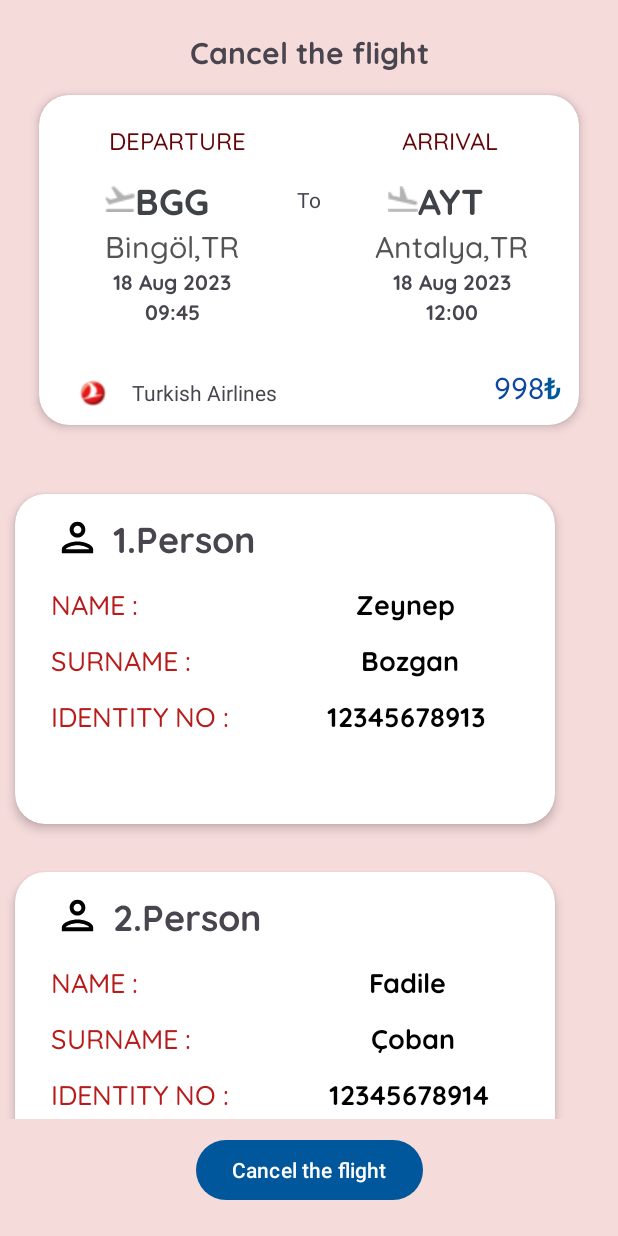
After one commit to SerhanBaymaz/Flight-Club, an Android app: the CancelFlightActivity screen opened directly, with no data from a screen before it, on a phone screen of 412 x 824 dp. The commit adds this screen. Run offline under Robolectric (Android 15) with nearby library versions, the phone set to English and light mode, and no system bars.

Commit message:
CancelTheFlightActivity implemented.

```diff
--- a/app/src/main/AndroidManifest.xml
+++ b/app/src/main/AndroidManifest.xml
@@ -12,6 +12,9 @@
         android:supportsRtl="true"
         android:theme="@style/Theme.Book_Flight"
         tools:targetApi="31">
+        <activity
+            android:name=".CancelFlightActivity"
+            android:exported="false" />
         <activity
             android:name=".AreYouSureActivity"
             android:exported="false" />
--- /dev/null
+++ b/app/src/main/java/com/example/book_flight/CancelFlightActivity.kt
@@ -0,0 +1,49 @@
+package com.example.book_flight
+
+import androidx.appcompat.app.AppCompatActivity
+import android.os.Bundle
+import androidx.recyclerview.widget.LinearLayoutManager
+import com.example.book_flight.databinding.ActivityCancelFlightBinding
+
+class CancelFlightActivity : AppCompatActivity() {
+
+    lateinit var binding: ActivityCancelFlightBinding
+
+    lateinit var passengerList: ArrayList<PassengerDataClass>
+    lateinit var passengerAdapter: PassengerAdapter
+
+    override fun onCreate(savedInstanceState: Bundle?) {
+
+
+        super.onCreate(savedInstanceState)
+        binding = ActivityCancelFlightBinding.inflate(layoutInflater)
+        setContentView(binding.root)
+
+
+        initalizeDumpData()
+
+    }//onCreate method
+
+
+    //Creation of Dumpy Data function.
+    fun initalizeDumpData(){
+
+        binding.recycylerViewCancelPassengers.setHasFixedSize(true)
+        binding.recycylerViewCancelPassengers.layoutManager = LinearLayoutManager(this)
+
+        passengerList = ArrayList()
+
+        passengerList.add(PassengerDataClass("1.Person","Zeynep","Bozgan","12345678913"))
+        passengerList.add(PassengerDataClass("2.Person","Fadile","Çoban","12345678914"))
+        passengerList.add(PassengerDataClass("3.Person","Ahmet","Kuyuldar","12345678915"))
+        passengerList.add(PassengerDataClass("4.Person","Serhan","Baymaz","12345678912"))
+
+
+        passengerAdapter = PassengerAdapter(passengerList)
+        binding.recycylerViewCancelPassengers.adapter = passengerAdapter
+
+
+
+    }
+
+}//class
--- a/app/src/main/java/com/example/book_flight/MainActivity.kt
+++ b/app/src/main/java/com/example/book_flight/MainActivity.kt
@@ -27,7 +27,6 @@ class MainActivity : AppCompatActivity() {
         binding.buttonSignup.setOnClickListener {
             createUser()
         }
-
 
     }//onCreate method ends
 
--- /dev/null
+++ b/app/src/main/res/layout/activity_cancel_flight.xml
@@ -0,0 +1,58 @@
+<?xml version="1.0" encoding="utf-8"?>
+<androidx.constraintlayout.widget.ConstraintLayout xmlns:android="http://schemas.android.com/apk/res/android"
+    xmlns:app="http://schemas.android.com/apk/res-auto"
+    xmlns:tools="http://schemas.android.com/tools"
+    android:layout_width="match_parent"
+    android:layout_height="match_parent"
+    android:background="#F6DBDB"
+    tools:context=".CancelFlightActivity">
+
+    <TextView
+        android:id="@+id/textView_header_canceltheflight"
+        android:layout_width="wrap_content"
+        android:layout_height="wrap_content"
+        android:layout_marginTop="20dp"
+        android:fontFamily="@font/quicksand_bold"
+        android:text="@string/cancel_the_flight"
+        android:textSize="20sp"
+        android:textStyle="bold"
+        app:layout_constraintEnd_toEndOf="parent"
+        app:layout_constraintStart_toStartOf="parent"
+        app:layout_constraintTop_toTopOf="parent"
+        tools:ignore="TextContrastCheck" />
+
+    <include
+        android:id="@+id/card_ticket_summary_cancelactivity"
+        layout="@layout/summary_ticket_carditem"
+        android:layout_width="360dp"
+        android:layout_height="220dp"
+        android:layout_marginTop="15dp"
+        app:layout_constraintEnd_toEndOf="parent"
+        app:layout_constraintStart_toStartOf="parent"
+        app:layout_constraintTop_toBottomOf="@+id/textView_header_canceltheflight" />
+
+    <androidx.recyclerview.widget.RecyclerView
+        android:id="@+id/recycylerView_cancel_passengers"
+        android:layout_width="0dp"
+        android:layout_height="0dp"
+        android:layout_marginTop="30dp"
+        android:layout_marginBottom="10dp"
+        app:layout_constraintBottom_toTopOf="@+id/button_cancel_the_flight"
+        app:layout_constraintEnd_toEndOf="parent"
+        app:layout_constraintStart_toStartOf="parent"
+        app:layout_constraintTop_toBottomOf="@+id/card_ticket_summary_cancelactivity" />
+
+    <Button
+        android:id="@+id/button_cancel_the_flight"
+        android:layout_width="wrap_content"
+        android:layout_height="wrap_content"
+        android:layout_marginBottom="20dp"
+        android:text="@string/cancel_the_flight"
+        android:textColor="#FFFFFF"
+        app:layout_constraintBottom_toBottomOf="parent"
+        app:layout_constraintEnd_toEndOf="parent"
+        app:layout_constraintStart_toStartOf="parent"
+        tools:ignore="DuplicateSpeakableTextCheck,TextContrastCheck" />
+
+
+</androidx.constraintlayout.widget.ConstraintLayout>
--- a/app/src/main/res/layout/activity_ticket_summary.xml
+++ b/app/src/main/res/layout/activity_ticket_summary.xml
@@ -188,18 +188,6 @@
         app:layout_constraintTop_toBottomOf="@+id/textView_flighttime" />
 
     <TextView
-        android:id="@+id/textView_seat"
-        android:layout_width="wrap_content"
-        android:layout_height="wrap_content"
-        android:layout_marginStart="80dp"
-        android:fontFamily="@font/quicksand_medium"
-        android:text="@string/seat"
-        android:textColor="#4A148C"
-        android:textSize="20sp"
-        app:layout_constraintStart_toEndOf="@+id/textdata_pnr"
-        app:layout_constraintTop_toTopOf="@+id/textView_pnr" />
-
-    <TextView
         android:id="@+id/textView_total_summary"
         android:layout_width="wrap_content"
         android:layout_height="wrap_content"
@@ -232,16 +220,6 @@
         app:layout_constraintTop_toTopOf="@+id/textView_pnr" />
 
     <TextView
-        android:id="@+id/textdata_seat"
-        android:layout_width="wrap_content"
-        android:layout_height="wrap_content"
-        android:text="@string/_2c"
-        android:textSize="20sp"
-        app:layout_constraintBottom_toBottomOf="@+id/textView_seat"
-        app:layout_constraintStart_toEndOf="@+id/textView_seat"
-        app:layout_constraintTop_toTopOf="@+id/textView_seat" />
-
-    <TextView
         android:id="@+id/textdata_total"
         android:layout_width="wrap_content"
         android:layout_height="wrap_content"
--- a/app/src/main/res/values/colors.xml
+++ b/app/src/main/res/values/colors.xml
@@ -4,6 +4,8 @@
     <color name="white">#FFFFFFFF</color>
     <color name="main_background">#F3F6F6</color>
     <color name="buttonsColour">#FF01579B</color>
+    <color name="red">#FF0000</color>
+
 
 
 
--- a/app/src/main/res/values/strings.xml
+++ b/app/src/main/res/values/strings.xml
@@ -123,6 +123,7 @@
     <string name="woman">Woman</string>
     <string name="are_you_sure">Are you sure ?</string>
     <string name="i_m_sure">I\'m SURE</string>
+    <string name="cancel_the_flight">Cancel the flight</string>
 
 
 </resources>
```
